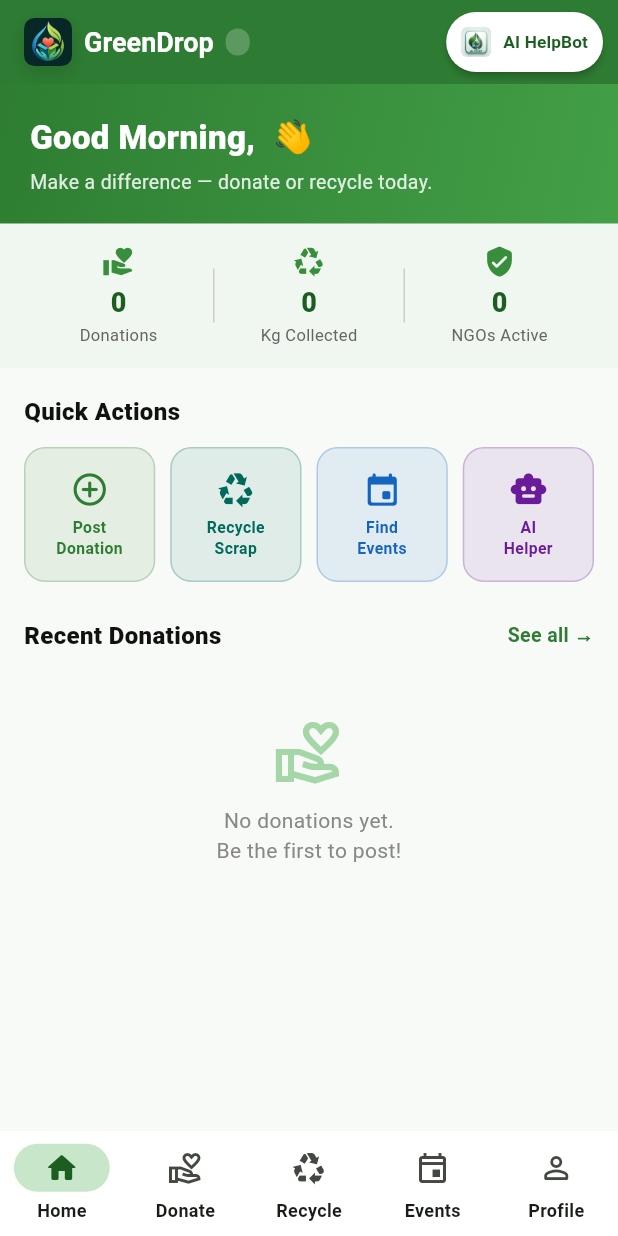
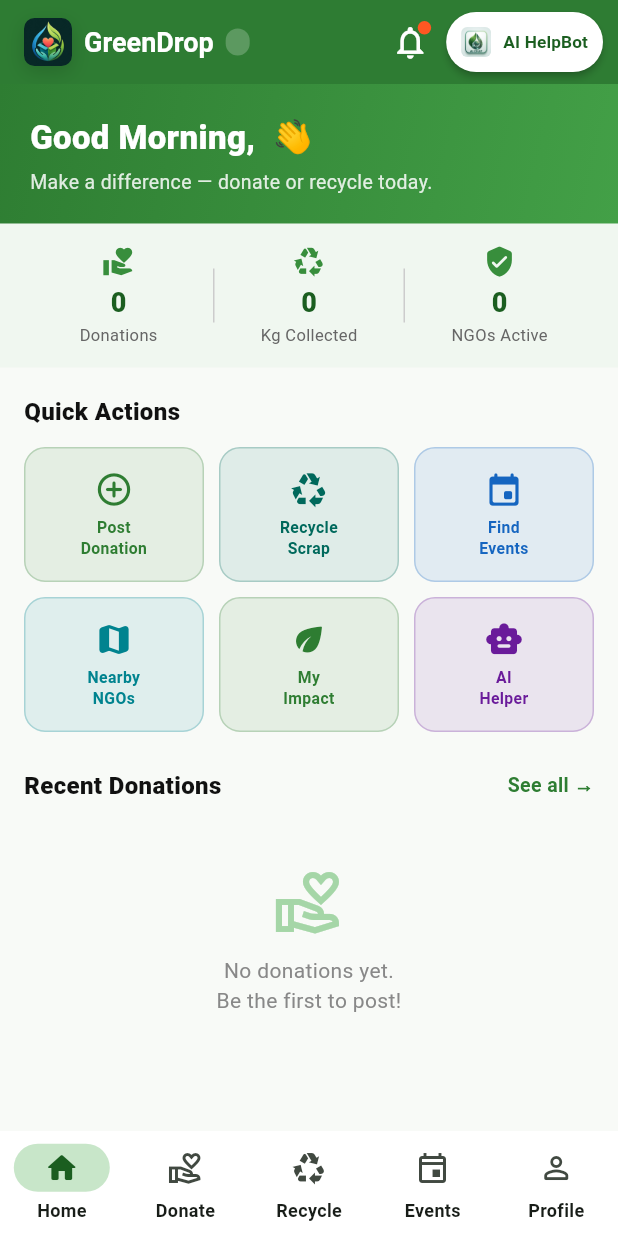
Before and after one commit to ShriramTambolkar/Pixel-Faber-Tech-Rush, a Flutter app: the MainHomeScreen screen opened directly with empty values, on a phone screen of 412 x 824 dp. Run offline on Flutter 3.47's test engine with Material 3 defaults, Android fonts, the phone set to English and light mode, and no system bars; our stand-ins replace flutter_local_notifications, flutter_map, image_picker, latlong2, qr_flutter; network calls fail.

Commit message:
Add bell icon, 3x2 quick actions with Nearby NGOs + My Impact, map tile in Profile

```diff
--- a/greendrop-frontend/green_drop_frontend_v1/lib/screens/home/main_home_screen.dart
+++ b/greendrop-frontend/green_drop_frontend_v1/lib/screens/home/main_home_screen.dart
@@ -214,6 +214,39 @@ class _MainHomeScreenState extends State<MainHomeScreen> {
           ],
         ),
         actions: [
+          // Bell notification icon
+          Stack(
+            alignment: Alignment.center,
+            children: [
+              IconButton(
+                icon: const Icon(Icons.notifications_outlined,
+                    color: Colors.white, size: 26),
+                onPressed: () {
+                  ScaffoldMessenger.of(context).showSnackBar(
+                    const SnackBar(
+                      backgroundColor: Color(0xFF2E7D32),
+                      content: Text(
+                          '🔔 Notifications: all caught up!'),
+                      duration: Duration(seconds: 2),
+                    ),
+                  );
+                },
+                tooltip: 'Notifications',
+              ),
+              Positioned(
+                top: 10,
+                right: 10,
+                child: Container(
+                  width: 9,
+                  height: 9,
+                  decoration: const BoxDecoration(
+                    color: Color(0xFFFF5722),
+                    shape: BoxShape.circle,
+                  ),
+                ),
+              ),
+            ],
+          ),
           Padding(
             padding: const EdgeInsets.only(right: 10),
             child: ElevatedButton.icon(
@@ -232,7 +265,8 @@ class _MainHomeScreenState extends State<MainHomeScreen> {
                     height: 20, width: 20, fit: BoxFit.cover),
               ),
               label: const Text('AI HelpBot',
-                  style: TextStyle(fontWeight: FontWeight.bold, fontSize: 11.5)),
+                  style: TextStyle(
+                      fontWeight: FontWeight.bold, fontSize: 11.5)),
               onPressed: _openAiChat,
             ),
           ),
@@ -502,6 +536,7 @@ class _HomeDashboardState extends State<_HomeDashboard> {
                           fontWeight: FontWeight.w800,
                           color: Color(0xFF111111))),
                   const SizedBox(height: 12),
+                  // Row 1
                   Row(
                     children: [
                       _quickAction(
@@ -523,6 +558,37 @@ class _HomeDashboardState extends State<_HomeDashboard> {
                         label: 'Find\nEvents',
                         color: const Color(0xFF1565C0),
                         onTap: () => widget.onNavigate(3),
+                      ),
+                    ],
+                  ),
+                  const SizedBox(height: 10),
+                  // Row 2
+                  Row(
+                    children: [
+                      _quickAction(
+                        icon: Icons.map_rounded,
+                        label: 'Nearby\nNGOs',
+                        color: const Color(0xFF00838F),
+                        onTap: () => Navigator.push(
+                          context,
+                          MaterialPageRoute(
+                            builder: (c) => _StandaloneMapPage(
+                                user: widget.user),
+                          ),
+                        ),
+                      ),
+                      const SizedBox(width: 10),
+                      _quickAction(
+                        icon: Icons.eco_rounded,
+                        label: 'My\nImpact',
+                        color: const Color(0xFF2E7D32),
+                        onTap: () => Navigator.push(
+                          context,
+                          MaterialPageRoute(
+                            builder: (c) =>
+                                ImpactDashboardScreen(user: widget.user),
+                          ),
+                        ),
                       ),
                       const SizedBox(width: 10),
                       _quickAction(
@@ -1442,6 +1508,18 @@ class _ProfileTab extends StatelessWidget {
             ),
           ],
 
+          _profileTile(
+            context,
+            icon: Icons.map_rounded,
+            title: 'Nearby NGOs — Map View',
+            iconColor: const Color(0xFF00838F),
+            onTap: () => Navigator.push(
+              context,
+              MaterialPageRoute(
+                  builder: (c) => _StandaloneMapPage(user: user)),
+            ),
+          ),
+
           if (isAdmin)
             _profileTile(
               context,
@@ -1510,3 +1588,33 @@ class _ProfileTab extends StatelessWidget {
     );
   }
 }
+
+// ══════════════════════════════════════════════════════════════════════════
+//  STANDALONE MAP PAGE  — full-screen NGO & Donation map
+//  Launched from: Home "Nearby NGOs" quick action & Profile "Map View" tile
+// ══════════════════════════════════════════════════════════════════════════
+
+class _StandaloneMapPage extends StatelessWidget {
+  final Map<String, dynamic> user;
+  const _StandaloneMapPage({required this.user});
+
+  @override
+  Widget build(BuildContext context) {
+    return Scaffold(
+      appBar: AppBar(
+        title: const Row(
+          children: [
+            Icon(Icons.map_rounded, size: 22),
+            SizedBox(width: 8),
+            Text('Nearby NGOs & Donations',
+                style: TextStyle(fontWeight: FontWeight.bold, fontSize: 16)),
+          ],
+        ),
+        backgroundColor: const Color(0xFF00838F),
+        foregroundColor: Colors.white,
+        elevation: 2,
+      ),
+      body: _EmbeddedMapView(user: user),
+    );
+  }
+}
```
